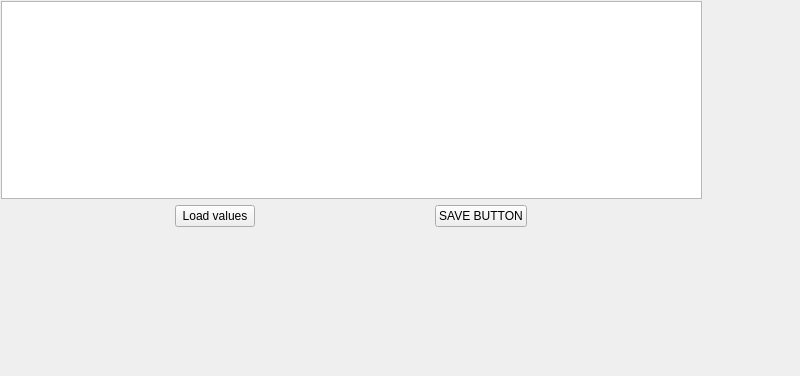
Qt form mainwindow.ui (Sangameeee/cmmsMini) before a commit; both pictures show x 0 to 800 and y 0 to 376 of the 800 by 600 pixel window.
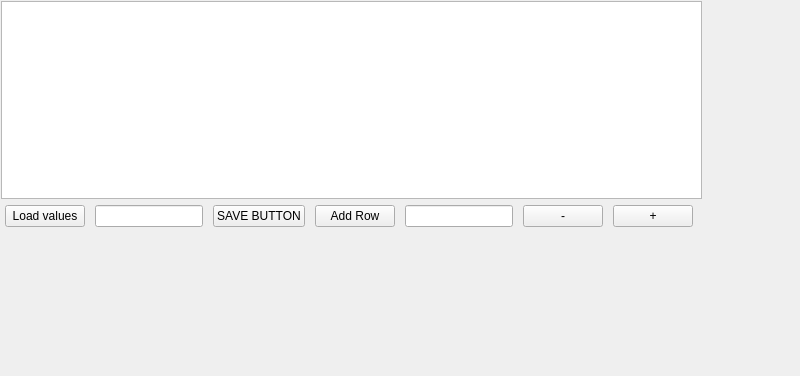
The same form after that commit.

```diff
--- a/mainwindow.ui
+++ b/mainwindow.ui
@@ -14,7 +14,7 @@
    <string>MainWindow</string>
   </property>
   <widget class="QWidget" name="centralwidget">
-   <widget class="QWidget" name="">
+   <widget class="QWidget" name="layoutWidget">
     <property name="geometry">
      <rect>
       <x>1</x>
@@ -42,6 +42,16 @@
          </property>
         </widget>
        </item>
+       <item>
+        <widget class="QLineEdit" name="lineEditC">
+         <property name="sizePolicy">
+          <sizepolicy hsizetype="Fixed" vsizetype="Fixed">
+           <horstretch>0</horstretch>
+           <verstretch>0</verstretch>
+          </sizepolicy>
+         </property>
+        </widget>
+       </item>
        <item>
         <widget class="QPushButton" name="pushButton">
          <property name="enabled">
@@ -58,6 +68,64 @@
          </property>
         </widget>
        </item>
+       <item>
+        <widget class="QPushButton" name="addRowButton">
+         <property name="sizePolicy">
+          <sizepolicy hsizetype="Fixed" vsizetype="Fixed">
+           <horstretch>0</horstretch>
+           <verstretch>0</verstretch>
+          </sizepolicy>
+         </property>
+         <property name="text">
+          <string>Add Row</string>
+         </property>
+        </widget>
+       </item>
+       <item>
+        <widget class="QLineEdit" name="lineEditR">
+         <property name="sizePolicy">
+          <sizepolicy hsizetype="Fixed" vsizetype="Fixed">
+           <horstretch>0</horstretch>
+           <verstretch>0</verstretch>
+          </sizepolicy>
+         </property>
+         <property name="minimumSize">
+          <size>
+           <width>0</width>
+           <height>0</height>
+          </size>
+         </property>
+         <property name="placeholderText">
+          <string/>
+         </property>
+        </widget>
+       </item>
+       <item>
+        <widget class="QPushButton" name="buttonSub">
+         <property name="sizePolicy">
+          <sizepolicy hsizetype="Fixed" vsizetype="Fixed">
+           <horstretch>0</horstretch>
+           <verstretch>0</verstretch>
+          </sizepolicy>
+         </property>
+         <property name="text">
+          <string>-</string>
+         </property>
+        </widget>
+       </item>
+       <item>
+        <widget class="QPushButton" name="columnAddButton">
+         <property name="sizePolicy">
+          <sizepolicy hsizetype="Fixed" vsizetype="Fixed">
+           <horstretch>0</horstretch>
+           <verstretch>0</verstretch>
+          </sizepolicy>
+         </property>
+         <property name="text">
+          <string>+</string>
+         </property>
+        </widget>
+       </item>
       </layout>
      </item>
     </layout>
```
